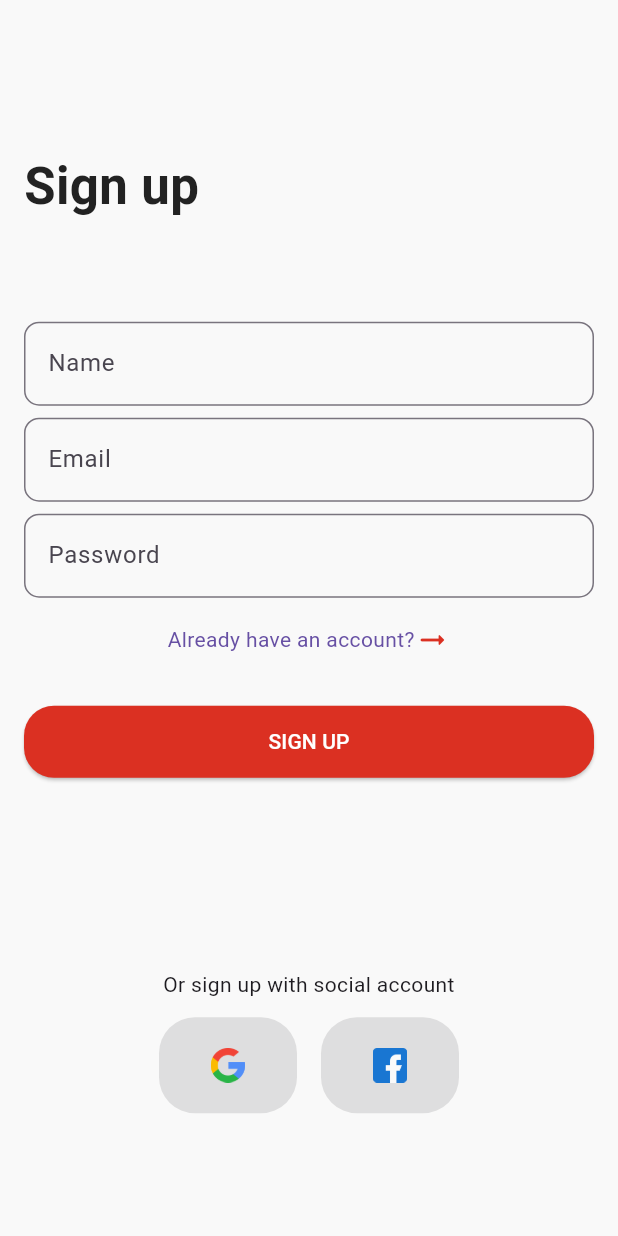
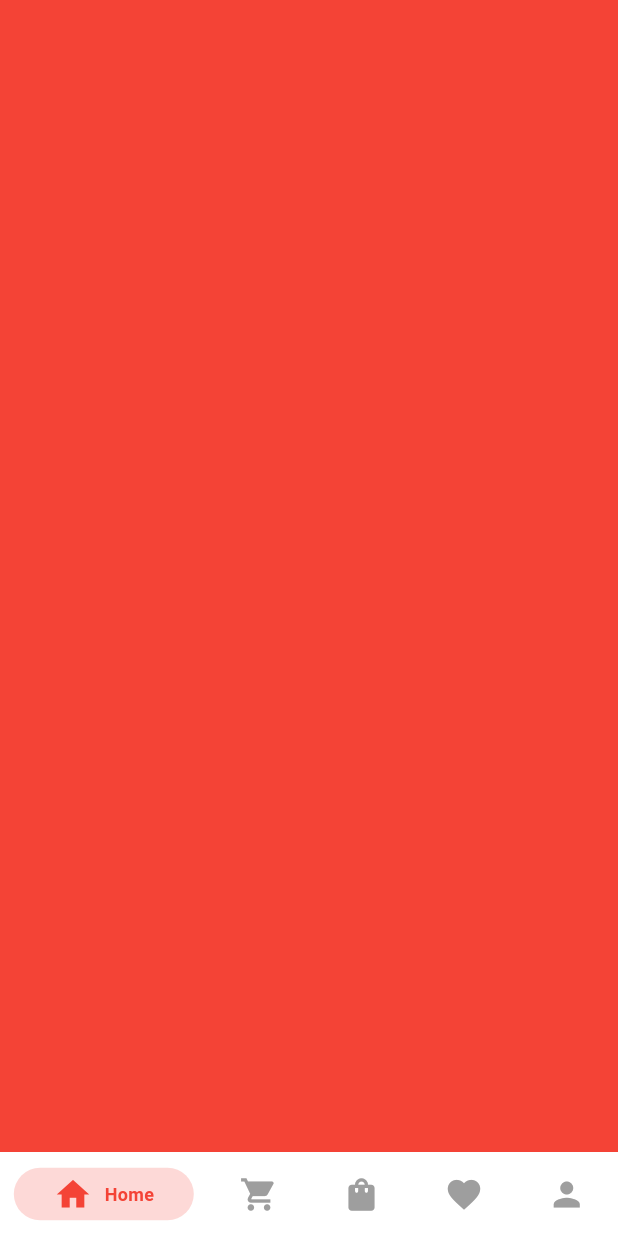
Before and after one commit to Abdelfatah-Darwish/Flutter-Ecommerce-App, a Flutter app: the screen it shows after launch, on a phone screen of 412 x 824 dp. Run offline on Flutter 3.47's test engine with Material 3 defaults, Android fonts, the phone set to English and light mode, and no system bars; drawn by our look-alikes of persistent_bottom_nav_bar; Roboto replaces fonts that are missing (Metropolis).

Commit message:
create button navbar

```diff
--- a/lib/main.dart
+++ b/lib/main.dart
@@ -18,7 +18,7 @@ class ECommerceApp extends StatelessWidget {
         useMaterial3: true,
       ),
       onGenerateRoute: AppRouter.onGenerateRoute,
-      initialRoute: AppRoutes.signPage,
+      initialRoute: AppRoutes.buttonNavBar,
       debugShowCheckedModeBanner: false,
       title: 'E-Commerce App',
     );
--- a/lib/utilities/router/router.dart
+++ b/lib/utilities/router/router.dart
@@ -1,3 +1,4 @@
+import 'package:e_commerce_app/views/pages/button_navbar.dart';
 import 'package:e_commerce_app/views/pages/leading_page.dart';
 import 'package:e_commerce_app/views/pages/login_page.dart';
 import 'package:e_commerce_app/views/pages/sign_up_page.dart';
@@ -14,6 +15,9 @@ class AppRouter {
       case AppRoutes.signPage:
         return MaterialPageRoute(builder: (_) => const SignUpPage());
 
+      case AppRoutes.buttonNavBar:
+        return MaterialPageRoute(builder: (_) => const HomeScreen());
+
       case AppRoutes.leadingPageRoute:
         return MaterialPageRoute(builder: (_) => const LeadingPage());
       default:
--- a/lib/utilities/router/routes.dart
+++ b/lib/utilities/router/routes.dart
@@ -2,6 +2,6 @@ class AppRoutes {
   static const String leadingPageRoute = '/leadingPageRoute';
   static const String loginPage = '/loginPage';
   static const String signPage = '/signPage';
-  // static const String settings = '/settings';
+  static const String buttonNavBar = '/buttonNavBar';
   // Add more routes as needed
 }
--- /dev/null
+++ b/lib/views/pages/button_navbar.dart
@@ -0,0 +1,78 @@
+import 'package:flutter/material.dart';
+import 'package:persistent_bottom_nav_bar/persistent_bottom_nav_bar.dart';
+
+class HomeScreen extends StatefulWidget {
+  const HomeScreen({super.key});
+
+  @override
+  _HomeScreenState createState() => _HomeScreenState();
+}
+
+class _HomeScreenState extends State<HomeScreen> {
+  late PersistentTabController _controller;
+
+  @override
+  void initState() {
+    super.initState();
+    _controller = PersistentTabController(initialIndex: 0);
+  }
+
+  List<Widget> _buildScreens() {
+    return [
+      Container(color: Colors.red), // Home
+      Container(color: Colors.green), // Shop
+      Container(color: Colors.blue), // Bag
+      Container(color: Colors.yellow), // Favorites
+      Container(color: Colors.purple), // Profile
+    ];
+  }
+
+  List<PersistentBottomNavBarItem> _navBarsItems() {
+    return [
+      PersistentBottomNavBarItem(
+        icon: const Icon(Icons.home),
+        title: ("Home"),
+        activeColorPrimary: Colors.red,
+        inactiveColorPrimary: Colors.grey,
+      ),
+      PersistentBottomNavBarItem(
+        icon: const Icon(Icons.shopping_cart),
+        title: ("Shop"),
+        activeColorPrimary: Colors.red,
+        inactiveColorPrimary: Colors.grey,
+      ),
+      PersistentBottomNavBarItem(
+        icon: const Icon(Icons.shopping_bag),
+        title: ("Bag"),
+        activeColorPrimary: Colors.red,
+        inactiveColorPrimary: Colors.grey,
+      ),
+      PersistentBottomNavBarItem(
+        icon: const Icon(Icons.favorite),
+        title: ("Favorites"),
+        activeColorPrimary: Colors.red,
+        inactiveColorPrimary: Colors.grey,
+      ),
+      PersistentBottomNavBarItem(
+        icon: const Icon(Icons.person),
+        title: ("Profile"),
+        activeColorPrimary: Colors.red,
+        inactiveColorPrimary: Colors.grey,
+      ),
+    ];
+  }
+
+  @override
+  Widget build(BuildContext context) {
+    return Scaffold(
+      body: PersistentTabView(
+        context,
+        controller: _controller,
+        screens: _buildScreens(),
+        items: _navBarsItems(),
+        navBarStyle: NavBarStyle
+            .style1, // Choose the nav bar style with titles and icons
+      ),
+    );
+  }
+}
```
Also changed, not shown: pubspec.yaml (+6 -16 lines), pubspec.lock, 3 other files.
